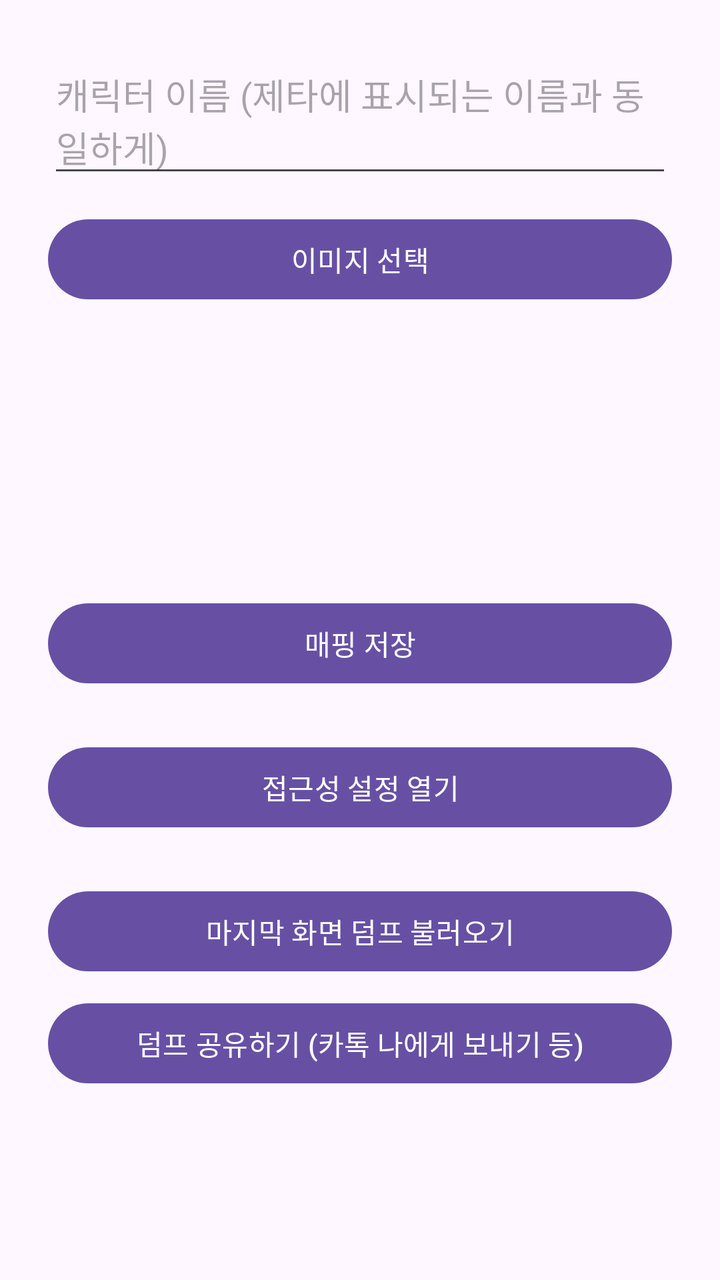
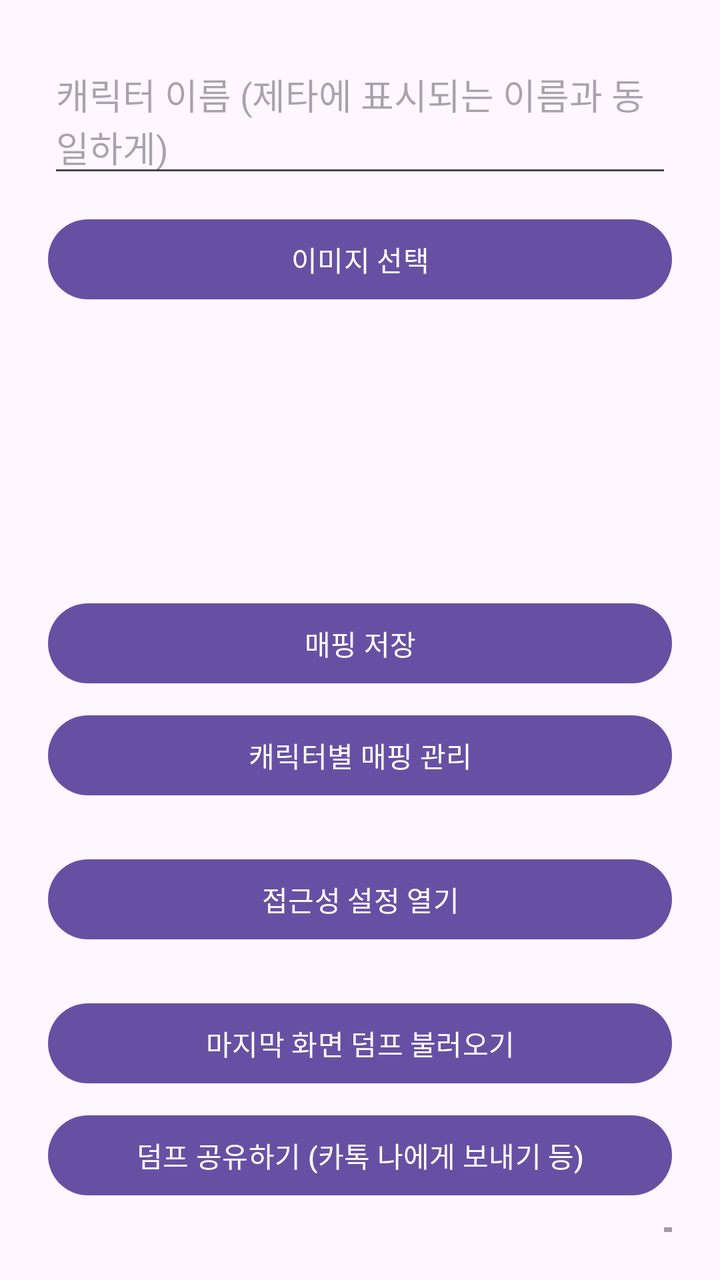

An Android layout rendered at two revisions. The XML below is the earlier revision; the diff shows what the commit changed to produce the second picture.
<!-- AndroidManifest.xml: application theme Theme.Material3.DayNight -->
<!-- res/layout/activity_main.xml -->
<?xml version="1.0" encoding="utf-8"?>
<LinearLayout xmlns:android="http://schemas.android.com/apk/res/android"
    android:layout_width="match_parent"
    android:layout_height="match_parent"
    android:orientation="vertical"
    android:padding="24dp">

    <EditText
        android:id="@+id/editCharacterName"
        android:layout_width="match_parent"
        android:layout_height="wrap_content"
        android:hint="캐릭터 이름 (제타에 표시되는 이름과 동일하게)" />

    <Button
        android:id="@+id/buttonPickImage"
        android:layout_width="match_parent"
        android:layout_height="wrap_content"
        android:layout_marginTop="12dp"
        android:text="이미지 선택" />

    <ImageView
        android:id="@+id/imagePreview"
        android:layout_width="120dp"
        android:layout_height="120dp"
        android:layout_marginTop="12dp"
        android:scaleType="centerCrop" />

    <Button
        android:id="@+id/buttonSave"
        android:layout_width="match_parent"
        android:layout_height="wrap_content"
        android:layout_marginTop="12dp"
        android:text="매핑 저장" />

    <Button
        android:id="@+id/buttonOpenAccessibility"
        android:layout_width="match_parent"
        android:layout_height="wrap_content"
        android:layout_marginTop="24dp"
        android:text="접근성 설정 열기" />

    <Button
        android:id="@+id/buttonLoadDump"
        android:layout_width="match_parent"
        android:layout_height="wrap_content"
        android:layout_marginTop="24dp"
        android:text="마지막 화면 덤프 불러오기" />

    <Button
        android:id="@+id/buttonShareDump"
        android:layout_width="match_parent"
        android:layout_height="wrap_content"
        android:layout_marginTop="8dp"
        android:text="덤프 공유하기 (카톡 나에게 보내기 등)" />

    <ScrollView
        android:layout_width="match_parent"
        android:layout_height="0dp"
        android:layout_weight="1"
        android:layout_marginTop="12dp">

        <TextView
            android:id="@+id/textDumpContent"
            android:layout_width="match_parent"
            android:layout_height="wrap_content"
            android:fontFamily="monospace"
            android:textIsSelectable="true"
            android:textSize="11sp"
            android:text="" />

    </ScrollView>

</LinearLayout>
<!-- resources referenced by this layout -->
<resources>

</resources>

<!-- the commit's change to res/layout/activity_main.xml (unified diff, before → after) -->
@@ -31,6 +31,13 @@
         android:layout_height="wrap_content"
         android:layout_marginTop="12dp"
         android:text="매핑 저장" />
+
+    <Button
+        android:id="@+id/buttonManageMappings"
+        android:layout_width="match_parent"
+        android:layout_height="wrap_content"
+        android:layout_marginTop="8dp"
+        android:text="캐릭터별 매핑 관리" />
 
     <Button
         android:id="@+id/buttonOpenAccessibility"
